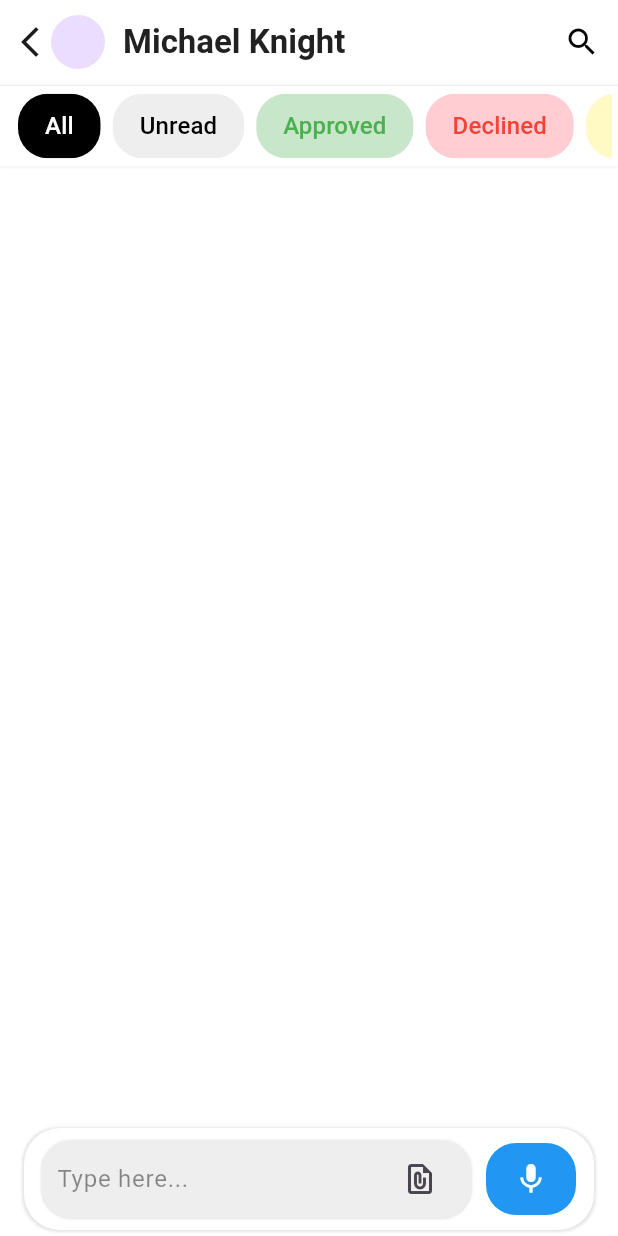
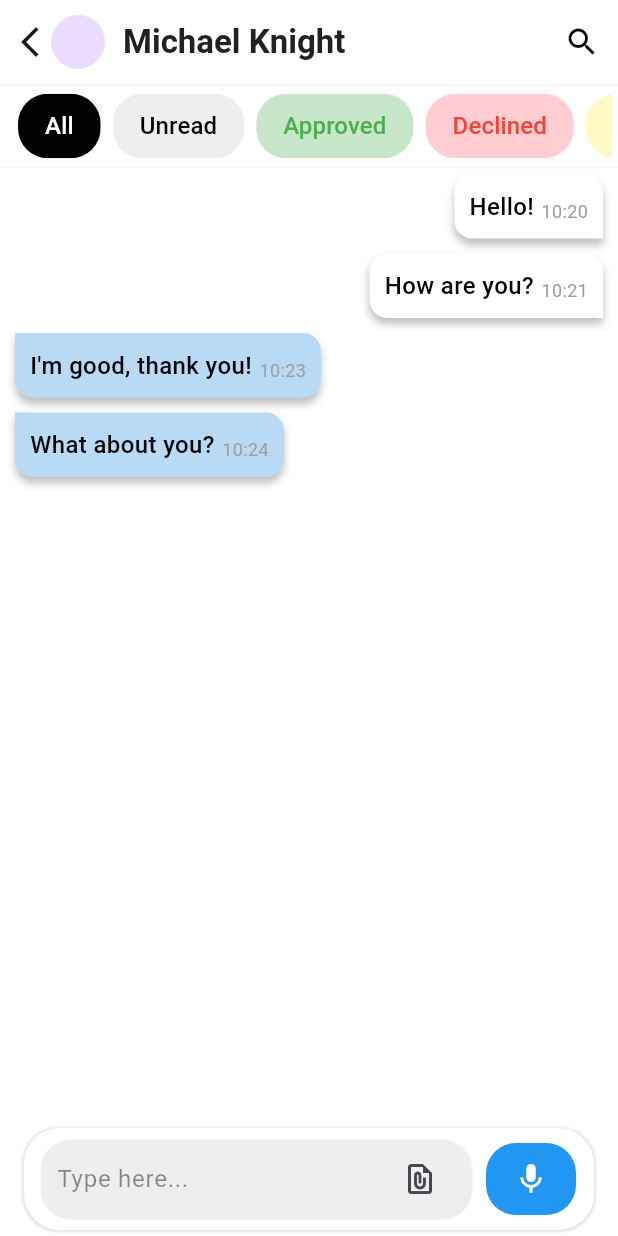
Before and after one commit to Muhammed-Unais/texol_chat_app, a Flutter app: the ChatScreen screen opened directly, on a phone screen of 412 x 824 dp. Run offline on Flutter 3.47's test engine with Material 3 defaults, Android fonts, the phone set to English and light mode, and no system bars; our stand-ins replace shared_preferences; accounts and stored records are empty.

Commit message:
feat: Added Message card widget

```diff
--- /dev/null
+++ b/lib/features/chat/model/message_model.dart
@@ -0,0 +1,11 @@
+class Message {
+  final String text;
+  final String sender;
+  final DateTime timestamp;
+
+  Message({
+    required this.text,
+    required this.sender,
+    required this.timestamp,
+  });
+}
--- a/lib/features/chat/view/screen/chat_screen.dart
+++ b/lib/features/chat/view/screen/chat_screen.dart
@@ -1,6 +1,8 @@
 import 'package:flutter/material.dart';
 import 'package:texol_chat_app/core/theme/app_pallete.dart';
 import 'package:texol_chat_app/features/chat/model/charging_status_model.dart';
+import 'package:texol_chat_app/features/chat/model/message_model.dart';
+import 'package:texol_chat_app/features/chat/view/widget/text_message_card.dart';
 
 class ChatScreen extends StatefulWidget {
   const ChatScreen({super.key});
@@ -38,6 +40,29 @@ class _ChatScreenState extends State<ChatScreen> {
       status: "Pending",
       backgroundColor: Colors.yellow.shade100,
       labelColor: Colors.yellow.shade800,
+    ),
+  ];
+
+  final List<Message> messages = [
+    Message(
+      text: "Hello!",
+      sender: "me",
+      timestamp: DateTime.now().subtract(const Duration(minutes: 10)),
+    ),
+    Message(
+      text: "How are you?",
+      sender: "me",
+      timestamp: DateTime.now().subtract(const Duration(minutes: 9)),
+    ),
+    Message(
+      text: "I'm good, thank you!",
+      sender: "other",
+      timestamp: DateTime.now().subtract(const Duration(minutes: 7)),
+    ),
+    Message(
+      text: "What about you?",
+      sender: "other",
+      timestamp: DateTime.now().subtract(const Duration(minutes: 6)),
     ),
   ];
 
@@ -100,7 +125,19 @@ class _ChatScreenState extends State<ChatScreen> {
       body: Column(
         children: [
           _messageStatus(),
-          const Expanded(child: SizedBox()),
+          Expanded(
+            child: ListView.builder(
+              itemCount: messages.length,
+              itemBuilder: (context, index) {
+                final message = messages[index];
+                return MessageCard(
+                  text: message.text,
+                  sender: message.sender,
+                  timestamp: message.timestamp,
+                );
+              },
+            ),
+          ),
           _bottomChatField(),
           if (isMessageNotEmpty) ...[
             const SizedBox(height: 5),
--- /dev/null
+++ b/lib/features/chat/view/widget/text_message_card.dart
@@ -0,0 +1,74 @@
+import 'package:flutter/material.dart';
+
+class MessageCard extends StatelessWidget {
+  final String text;
+  final String sender;
+  final DateTime timestamp;
+
+  const MessageCard({
+    super.key,
+    required this.text,
+    required this.sender,
+    required this.timestamp,
+  });
+
+  @override
+  Widget build(BuildContext context) {
+    bool isSender = sender == 'me';
+    return Row(
+      mainAxisAlignment:
+          isSender ? MainAxisAlignment.end : MainAxisAlignment.start,
+      children: [
+        Container(
+          margin: const EdgeInsets.symmetric(vertical: 5, horizontal: 10),
+          padding: const EdgeInsets.all(10),
+          constraints: BoxConstraints(
+            maxWidth: MediaQuery.of(context).size.width * 0.7,
+          ),
+          decoration: BoxDecoration(
+            color: isSender
+                ? Colors.white
+                : const Color.fromARGB(255, 184, 218, 245),
+            borderRadius: BorderRadius.only(
+              topLeft: isSender ? const Radius.circular(12) : Radius.zero,
+              topRight: const Radius.circular(12),
+              bottomLeft: const Radius.circular(12),
+              bottomRight: isSender ? Radius.zero : const Radius.circular(12),
+            ),
+            boxShadow: [
+              BoxShadow(
+                color: Colors.black.withOpacity(0.25),
+                blurRadius: 4,
+                offset: const Offset(0, 4),
+              ),
+            ],
+          ),
+          child: Row(
+            mainAxisSize: MainAxisSize.min,
+            crossAxisAlignment: CrossAxisAlignment.end,
+            children: [
+              Flexible(
+                child: Text(
+                  text,
+                  style: const TextStyle(
+                    color: Colors.black,
+                    fontSize: 16,
+                    fontWeight: FontWeight.w500,
+                  ),
+                ),
+              ),
+              const SizedBox(width: 5),
+              Text(
+                "${timestamp.hour}:${timestamp.minute.toString().padLeft(2, '0')}",
+                style: const TextStyle(
+                  fontSize: 12,
+                  color: Colors.grey,
+                ),
+              ),
+            ],
+          ),
+        ),
+      ],
+    );
+  }
+}
```
